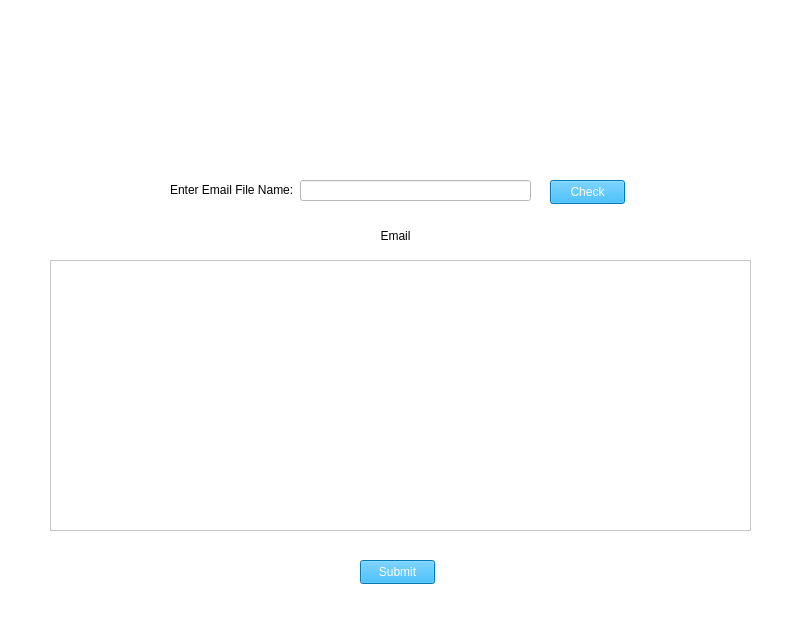
Abhik555/InboxIn, file InboxIn.ui: the form before one commit.
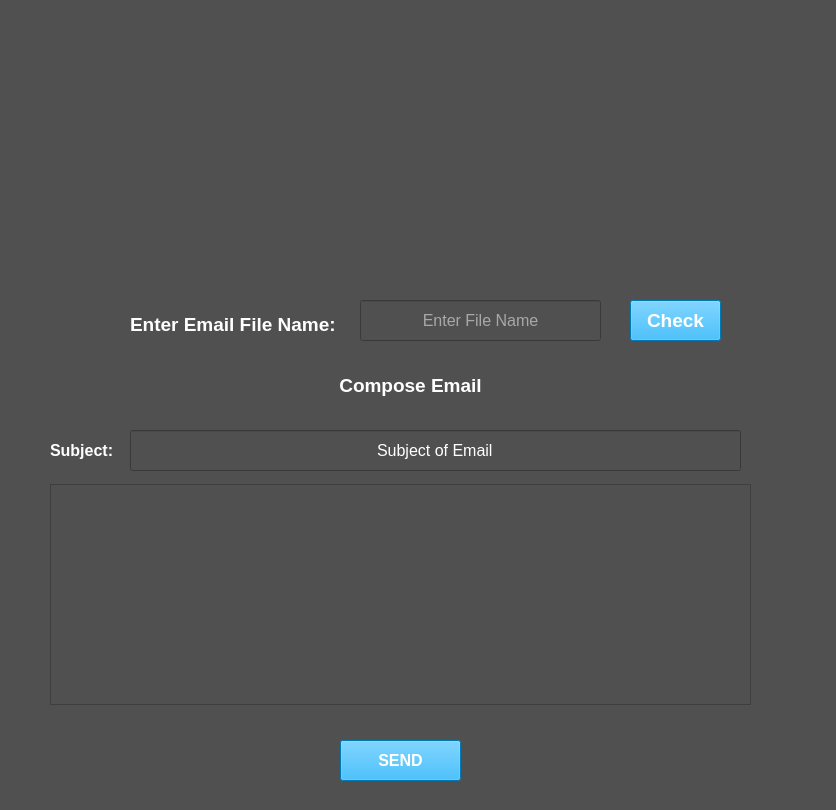
The form after the commit. Icons and pictures are not drawn.

Commit message: Linked Sender to Main App

What changed in the file:
```diff
--- a/InboxIn.ui
+++ b/InboxIn.ui
@@ -6,10 +6,16 @@
    <rect>
     <x>0</x>
     <y>0</y>
-    <width>800</width>
-    <height>617</height>
+    <width>836</width>
+    <height>810</height>
    </rect>
   </property>
+  <property name="sizePolicy">
+   <sizepolicy hsizetype="Fixed" vsizetype="Fixed">
+    <horstretch>0</horstretch>
+    <verstretch>0</verstretch>
+   </sizepolicy>
+  </property>
   <property name="windowTitle">
    <string>InboxIn</string>
   </property>
@@ -21,7 +27,7 @@
    <bool>false</bool>
   </property>
   <property name="styleSheet">
-   <string notr="true">background-color: rgb(255, 255, 255);</string>
+   <string notr="true">background-color: rgb(80, 80, 80);</string>
   </property>
   <property name="documentMode">
    <bool>false</bool>
@@ -30,10 +36,10 @@
    <widget class="QLabel" name="Logo">
     <property name="geometry">
      <rect>
-      <x>300</x>
-      <y>0</y>
-      <width>211</width>
-      <height>161</height>
+      <x>280</x>
+      <y>20</y>
+      <width>291</width>
+      <height>251</height>
      </rect>
     </property>
     <property name="text">
@@ -49,12 +55,21 @@
    <widget class="QLabel" name="filetxt">
     <property name="geometry">
      <rect>
-      <x>170</x>
-      <y>180</y>
-      <width>151</width>
-      <height>20</height>
+      <x>130</x>
+      <y>304</y>
+      <width>210</width>
+      <height>41</height>
      </rect>
     </property>
+    <property name="font">
+     <font>
+      <pointsize>14</pointsize>
+      <bold>true</bold>
+     </font>
+    </property>
+    <property name="styleSheet">
+     <string notr="true">color: rgb(255, 255, 255);</string>
+    </property>
     <property name="text">
      <string>Enter Email File Name:</string>
     </property>
@@ -63,24 +78,56 @@
     </property>
    </widget>
    <widget class="QLineEdit" name="emailfile">
+    <property name="enabled">
+     <bool>true</bool>
+    </property>
     <property name="geometry">
      <rect>
-      <x>300</x>
-      <y>180</y>
-      <width>231</width>
-      <height>21</height>
+      <x>360</x>
+      <y>300</y>
+      <width>241</width>
+      <height>41</height>
      </rect>
     </property>
+    <property name="font">
+     <font>
+      <pointsize>12</pointsize>
+      <bold>false</bold>
+     </font>
+    </property>
+    <property name="layoutDirection">
+     <enum>Qt::LeftToRight</enum>
+    </property>
+    <property name="styleSheet">
+     <string notr="true">color: rgb(255, 255, 255);
+border-color: rgb(80,80,80);
+qproperty-frame: false;</string>
+    </property>
+    <property name="alignment">
+     <set>Qt::AlignCenter</set>
+    </property>
+    <property name="placeholderText">
+     <string>Enter File Name</string>
+    </property>
+    <property name="clearButtonEnabled">
+     <bool>false</bool>
+    </property>
    </widget>
    <widget class="QPushButton" name="checkbtn">
     <property name="geometry">
      <rect>
-      <x>550</x>
-      <y>180</y>
-      <width>75</width>
-      <height>24</height>
+      <x>630</x>
+      <y>300</y>
+      <width>91</width>
+      <height>41</height>
      </rect>
     </property>
+    <property name="font">
+     <font>
+      <pointsize>14</pointsize>
+      <bold>true</bold>
+     </font>
+    </property>
     <property name="styleSheet">
      <string notr="true">color: rgb(255,255,255);
 background-color: rgb(0, 170, 255);</string>
@@ -95,14 +142,24 @@
    <widget class="QLabel" name="label">
     <property name="geometry">
      <rect>
-      <x>350</x>
-      <y>226</y>
-      <width>91</width>
-      <height>20</height>
+      <x>290</x>
+      <y>370</y>
+      <width>241</width>
+      <height>31</height>
      </rect>
     </property>
+    <property name="font">
+     <font>
+      <pointsize>14</pointsize>
+      <bold>true</bold>
+     </font>
+    </property>
+    <property name="styleSheet">
+     <string notr="true">color: rgb(255,255,255);
+</string>
+    </property>
     <property name="text">
-     <string>Email</string>
+     <string>Compose Email</string>
     </property>
     <property name="alignment">
      <set>Qt::AlignCenter</set>
@@ -111,18 +168,24 @@
    <widget class="QPushButton" name="submibtn">
     <property name="geometry">
      <rect>
-      <x>360</x>
-      <y>560</y>
-      <width>75</width>
-      <height>24</height>
+      <x>340</x>
+      <y>740</y>
+      <width>121</width>
+      <height>41</height>
      </rect>
     </property>
+    <property name="font">
+     <font>
+      <pointsize>12</pointsize>
+      <bold>true</bold>
+     </font>
+    </property>
     <property name="styleSheet">
      <string notr="true">background-color: rgb(0, 170, 255);
 color: rgb(255, 255, 255);</string>
     </property>
     <property name="text">
-     <string>Submit</string>
+     <string>SEND</string>
     </property>
     <property name="checkable">
      <bool>false</bool>
@@ -132,12 +195,76 @@
     <property name="geometry">
      <rect>
       <x>50</x>
-      <y>260</y>
+      <y>484</y>
       <width>701</width>
-      <height>271</height>
+      <height>221</height>
      </rect>
     </property>
    </widget>
+   <widget class="QLineEdit" name="sub">
+    <property name="enabled">
+     <bool>true</bool>
+    </property>
+    <property name="geometry">
+     <rect>
+      <x>130</x>
+      <y>430</y>
+      <width>611</width>
+      <height>41</height>
+     </rect>
+    </property>
+    <property name="font">
+     <font>
+      <pointsize>12</pointsize>
+      <bold>false</bold>
+     </font>
+    </property>
+    <property name="layoutDirection">
+     <enum>Qt::LeftToRight</enum>
+    </property>
+    <property name="styleSheet">
+     <string notr="true">color: rgb(255, 255, 255);
+border-color: rgb(80,80,80);
+qproperty-frame: false;</string>
+    </property>
+    <property name="text">
+     <string>Subject of Email</string>
+    </property>
+    <property name="alignment">
+     <set>Qt::AlignCenter</set>
+    </property>
+    <property name="placeholderText">
+     <string>Enter File Name</string>
+    </property>
+    <property name="clearButtonEnabled">
+     <bool>false</bool>
+    </property>
+   </widget>
+   <widget class="QLabel" name="filetxt_2">
+    <property name="geometry">
+     <rect>
+      <x>50</x>
+      <y>430</y>
+      <width>71</width>
+      <height>41</height>
+     </rect>
+    </property>
+    <property name="font">
+     <font>
+      <pointsize>12</pointsize>
+      <bold>true</bold>
+     </font>
+    </property>
+    <property name="styleSheet">
+     <string notr="true">color: rgb(255, 255, 255);</string>
+    </property>
+    <property name="text">
+     <string>Subject:</string>
+    </property>
+    <property name="scaledContents">
+     <bool>true</bool>
+    </property>
+   </widget>
   </widget>
   <widget class="QStatusBar" name="statusbar"/>
  </widget>
```
Left out of the diff: 4 changed lines with no effect on the pictures. The commit also changes 2 other files.
